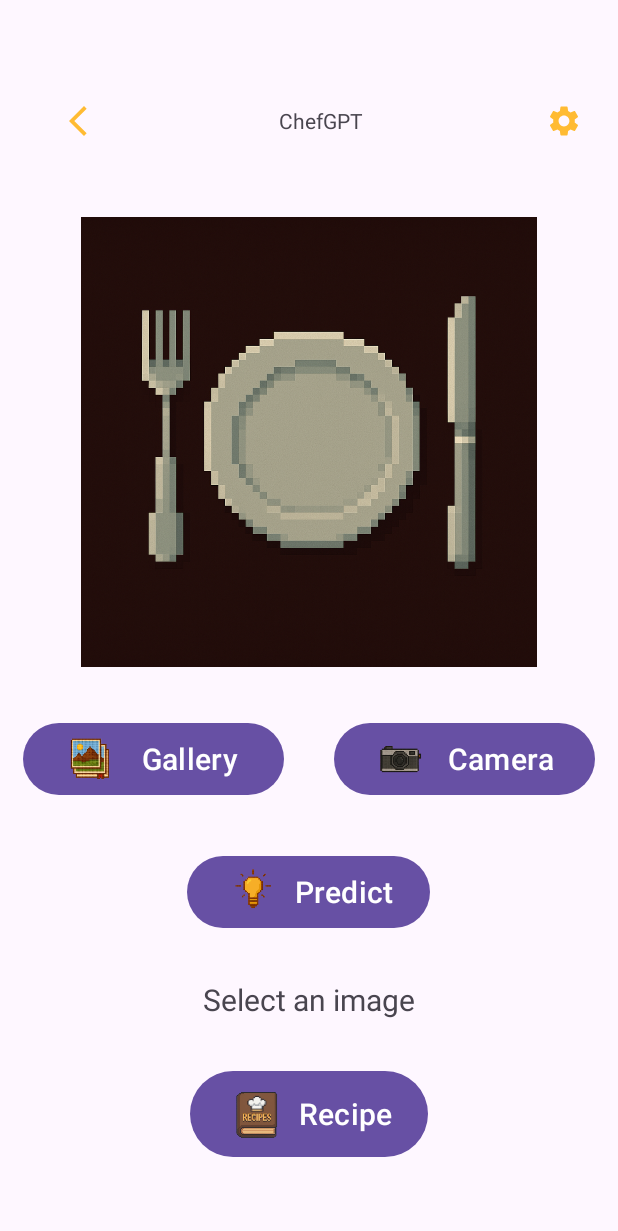
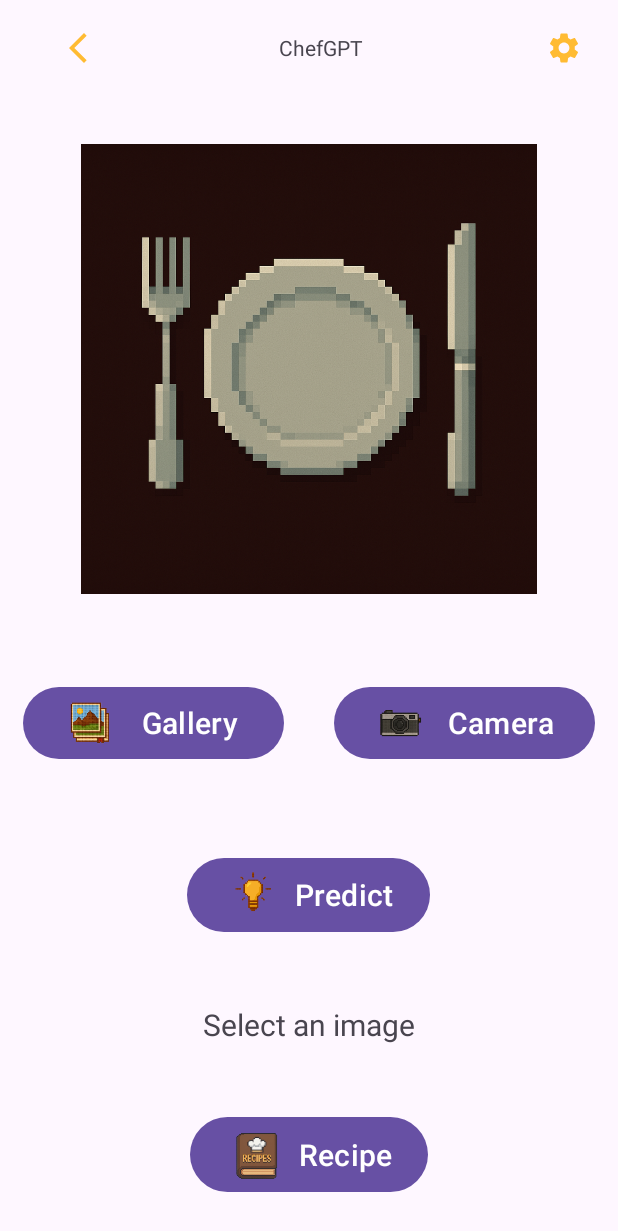
Before and after one commit to pokosku/Progetto-Embedded, an Android app: the ImagePredictionActivity screen opened directly, with no data from a screen before it, on a phone screen of 412 x 824 dp. Shown: the top 1231 px of the screen. Run offline under Robolectric (Android 15) with nearby library versions, the phone set to English and light mode, and no system bars; libraries missing offline, so code that uses them is left out: org.tensorflow.lite; 1 statement that could not run was skipped.

Commit message:
toolbar in tutti i file, ma bottoni non ancora clickabili

```diff
--- a/app/src/main/res/layout/activity_imageprediction.xml
+++ b/app/src/main/res/layout/activity_imageprediction.xml
@@ -21,7 +21,8 @@
   <androidx.constraintlayout.widget.ConstraintLayout
       android:id="@+id/constraintLayout"
       android:layout_width="match_parent"
-      android:layout_height="122dp">
+      android:layout_height="0dp"
+      android:layout_weight="3">
 
     <Button
         android:id="@+id/openFavorites"
@@ -56,7 +57,8 @@
   <Button
       android:id="@+id/predictButton"
       android:layout_width="wrap_content"
-      android:layout_height="56dp"
+      android:layout_height="0dp"
+      android:layout_weight="1"
       android:text="Predict"
       android:textSize="20sp"
       app:icon="@drawable/predict"
@@ -66,7 +68,8 @@
   <TextView
       android:id="@+id/foodName"
       android:layout_width="269dp"
-      android:layout_height="87dp"
+      android:layout_height="0dp"
+      android:layout_weight="2"
       android:gravity="center"
       android:text="Select an image"
       android:textSize="20sp" />
@@ -74,7 +77,9 @@
   <Button
       android:id="@+id/toRecipeResult"
       android:layout_width="wrap_content"
-      android:layout_height="65dp"
+      android:layout_height="0dp"
+      android:layout_weight="1"
+      android:layout_marginBottom="25dp"
       android:text="Recipe"
       android:textSize="20sp"
       app:icon="@drawable/recipes"
--- a/app/src/main/res/layout/activity_reciperesult.xml
+++ b/app/src/main/res/layout/activity_reciperesult.xml
@@ -13,8 +13,7 @@
     <ImageView
         android:id="@+id/imageView"
         android:layout_width="304dp"
-        android:layout_height="0dp"
-        android:layout_weight="5"
+        android:layout_height="300dp"
         android:layout_marginTop="32dp"
         android:background="#CCCCCC"
         android:scaleType="centerCrop" />
--- a/app/src/main/res/layout/toolbar.xml
+++ b/app/src/main/res/layout/toolbar.xml
@@ -20,7 +20,7 @@
             android:layout_height="48dp"
             android:layout_alignParentStart="true"
             android:layout_alignParentTop="true"
-            android:background="@android:color/transparent"
+            android:background="?attr/selectableItemBackgroundBorderless"
             app:tint="@android:color/holo_orange_light"
             android:src="@drawable/back" />
 
@@ -42,7 +42,7 @@
             android:layout_alignParentTop="true"
             android:layout_alignParentEnd="true"
             app:tint="@android:color/holo_orange_light"
-            android:background="@android:color/transparent"
+            android:background="?attr/selectableItemBackgroundBorderless"
             android:src="@drawable/settings" />
 
     </RelativeLayout>
```
Also changed, not shown: app/src/main/res/layout/activity_recipe_reading.xml (+4 -5 lines).
